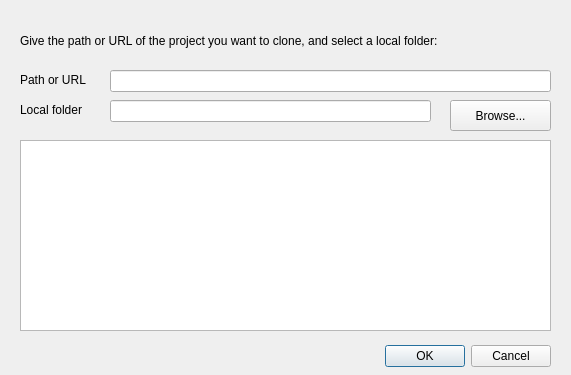
Old version of the form xl2/tao/clone_dialog.ui in the repository c3d/tao3D.
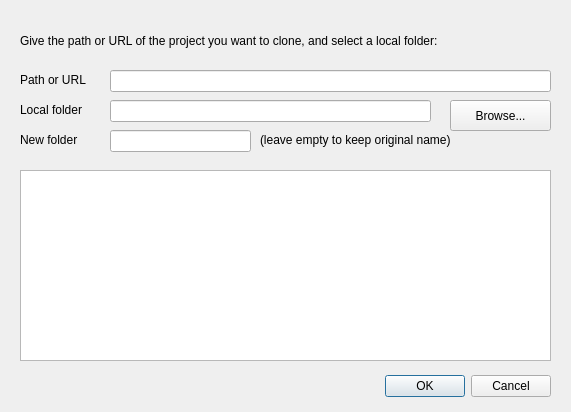
New version of the form. Custom widgets are drawn as their Qt base class.

Commit message: Add new folder name to clone dialog

Diff of the .ui file:
```diff
--- a/xl2/tao/clone_dialog.ui
+++ b/xl2/tao/clone_dialog.ui
@@ -10,7 +10,7 @@
     <x>0</x>
     <y>0</y>
     <width>571</width>
-    <height>375</height>
+    <height>412</height>
    </rect>
   </property>
   <property name="windowTitle">
@@ -20,7 +20,7 @@
    <property name="geometry">
     <rect>
      <x>210</x>
-     <y>340</y>
+     <y>370</y>
      <width>341</width>
      <height>32</height>
     </rect>
@@ -114,7 +114,7 @@
    <property name="geometry">
     <rect>
      <x>20</x>
-     <y>140</y>
+     <y>170</y>
      <width>531</width>
      <height>191</height>
     </rect>
@@ -135,6 +135,45 @@
     <bool>false</bool>
    </property>
   </widget>
+  <widget class="QLabel" name="newFolderLabel">
+   <property name="geometry">
+    <rect>
+     <x>20</x>
+     <y>130</y>
+     <width>81</width>
+     <height>20</height>
+    </rect>
+   </property>
+   <property name="text">
+    <string>New folder</string>
+   </property>
+  </widget>
+  <widget class="QLineEdit" name="newFolderEdit">
+   <property name="geometry">
+    <rect>
+     <x>110</x>
+     <y>130</y>
+     <width>141</width>
+     <height>22</height>
+    </rect>
+   </property>
+   <property name="text">
+    <string/>
+   </property>
+  </widget>
+  <widget class="QLabel" name="newFolderLabel2">
+   <property name="geometry">
+    <rect>
+     <x>260</x>
+     <y>130</y>
+     <width>291</width>
+     <height>20</height>
+    </rect>
+   </property>
+   <property name="text">
+    <string>(leave empty to keep original name)</string>
+   </property>
+  </widget>
  </widget>
  <customwidgets>
   <customwidget>
```
The commit also changes 4 other files.
